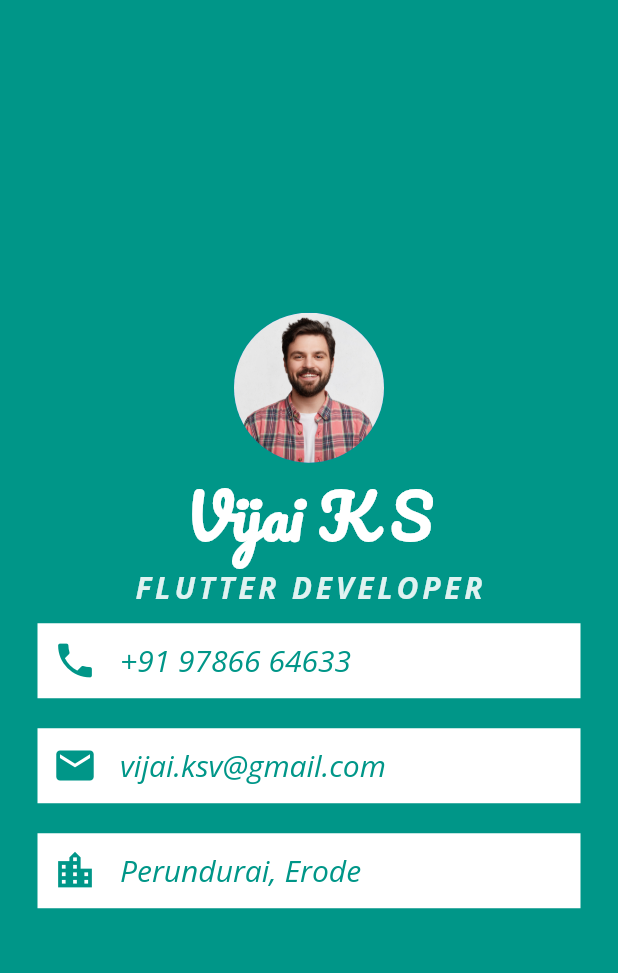
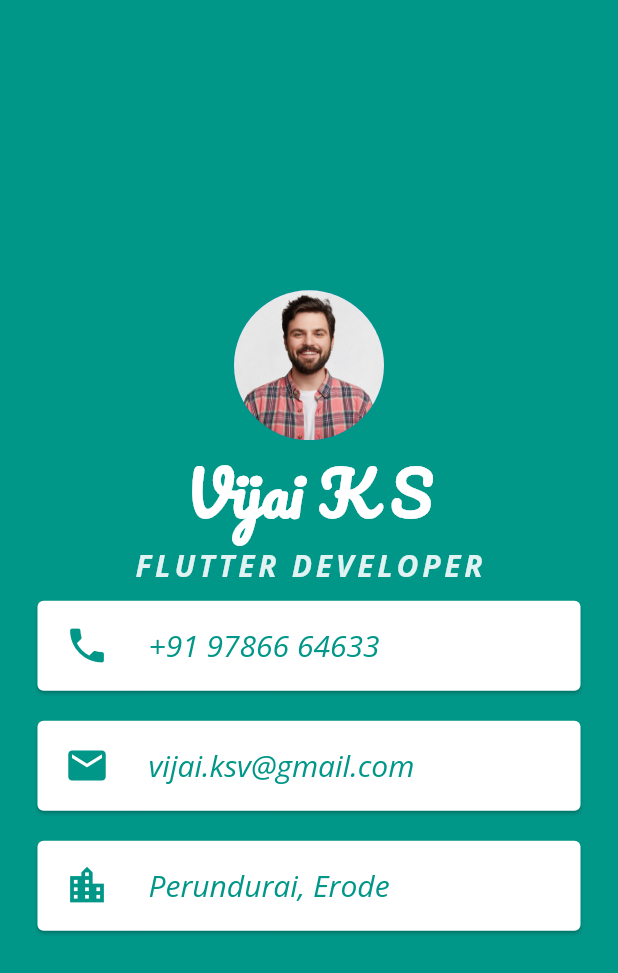
Before and after one commit to vijai-ks/MyCard-User-Profile-Application, a Flutter app: the screen it shows after launch, on a phone screen of 412 x 824 dp. Shown: the top 973 px of the screen. Run offline on Flutter 3.47's test engine with Material 2 defaults, Android fonts, the phone set to English and light mode, and no system bars.

Commit message:
feat: profile-page: Add cards and ListTile
Signed-off-by: vijai-ks <vijai.ksv@gmail.com>

```diff
--- a/lib/main.dart
+++ b/lib/main.dart
@@ -40,21 +40,17 @@ class MyCard extends StatelessWidget {
                   fontWeight: FontWeight.bold,
                 ),
               ),
-              Container(
-                color: Colors.white,
+              Card(
                 margin: EdgeInsets.symmetric(vertical: 10.0, horizontal: 25.0),
-                padding: EdgeInsets.all(10.0),
-                child: Row(
-                  children: [
-                    Icon(
+                child: Padding(
+                  padding: const EdgeInsets.all(2.0),
+                  child: ListTile(
+                    leading: Icon(
                       Icons.phone,
                       color: Colors.teal,
                       size: 30,
                     ),
-                    SizedBox(
-                      width: 15,
-                    ),
-                    Text(
+                    title: Text(
                       '+91 97866 64633',
                       style: TextStyle(
                         fontSize: 20.0,
@@ -62,24 +58,20 @@ class MyCard extends StatelessWidget {
                         color: Colors.teal,
                       ),
                     ),
-                  ],
+                  ),
                 ),
               ),
-              Container(
-                color: Colors.white,
+              Card(
                 margin: EdgeInsets.symmetric(vertical: 10.0, horizontal: 25.0),
-                padding: EdgeInsets.all(10.0),
-                child: Row(
-                  children: [
-                    Icon(
+                child: Padding(
+                  padding: const EdgeInsets.all(2.0),
+                  child: ListTile(
+                    leading: Icon(
                       Icons.email,
                       color: Colors.teal,
                       size: 30,
                     ),
-                    SizedBox(
-                      width: 15,
-                    ),
-                    Text(
+                    title: Text(
                       'vijai.ksv@gmail.com',
                       style: TextStyle(
                         fontSize: 20.0,
@@ -87,24 +79,20 @@ class MyCard extends StatelessWidget {
                         color: Colors.teal,
                       ),
                     ),
-                  ],
+                  ),
                 ),
               ),
-              Container(
-                color: Colors.white,
+              Card(
                 margin: EdgeInsets.symmetric(vertical: 10.0, horizontal: 25.0),
-                padding: EdgeInsets.all(10.0),
-                child: Row(
-                  children: [
-                    Icon(
+                child: Padding(
+                  padding: const EdgeInsets.all(2.0),
+                  child: ListTile(
+                    leading: Icon(
                       Icons.location_city,
                       color: Colors.teal,
                       size: 30,
                     ),
-                    SizedBox(
-                      width: 15,
-                    ),
-                    Text(
+                    title: Text(
                       'Perundurai, Erode',
                       style: TextStyle(
                         fontSize: 20.0,
@@ -112,7 +100,7 @@ class MyCard extends StatelessWidget {
                         color: Colors.teal,
                       ),
                     ),
-                  ],
+                  ),
                 ),
               ),
             ],
```
